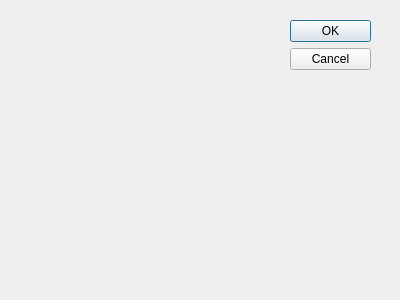
Odavinh/star-qt, file Automated_accounting_system_for_livestock_farms/show_database.ui: the form before one commit.
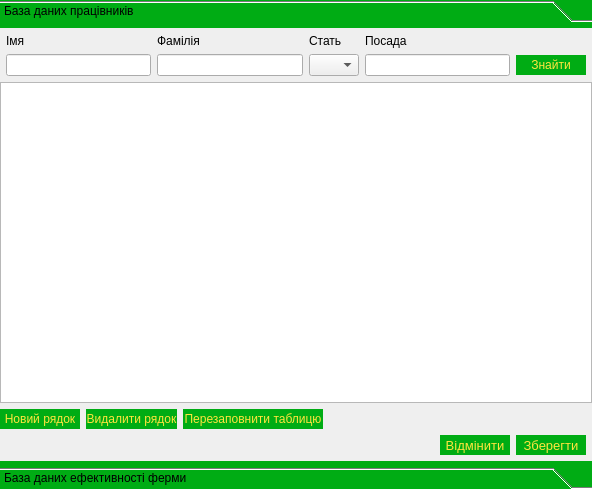
The form after the commit.

```diff
--- a/Automated_accounting_system_for_livestock_farms/show_database.ui
+++ b/Automated_accounting_system_for_livestock_farms/show_database.ui
@@ -8,29 +8,624 @@
    <rect>
     <x>0</x>
     <y>0</y>
-    <width>400</width>
-    <height>300</height>
+    <width>592</width>
+    <height>489</height>
    </rect>
   </property>
   <property name="windowTitle">
    <string>Dialog</string>
   </property>
-  <widget class="QDialogButtonBox" name="buttonBox">
-   <property name="geometry">
-    <rect>
-     <x>290</x>
-     <y>20</y>
-     <width>81</width>
-     <height>241</height>
-    </rect>
+  <layout class="QGridLayout" name="gridLayout">
+   <property name="leftMargin">
+    <number>0</number>
    </property>
-   <property name="orientation">
-    <enum>Qt::Vertical</enum>
+   <property name="topMargin">
+    <number>0</number>
    </property>
-   <property name="standardButtons">
-    <set>QDialogButtonBox::Cancel|QDialogButtonBox::Ok</set>
+   <property name="rightMargin">
+    <number>0</number>
    </property>
-  </widget>
+   <property name="bottomMargin">
+    <number>0</number>
+   </property>
+   <item row="0" column="0">
+    <widget class="QToolBox" name="toolBox">
+     <property name="styleSheet">
+      <string notr="true">QToolBox{
+background:#00AC14;
+color:#FFE53E;
+border:0px solid #FFFFFF;
+
+}
+QToolBox:hover{
+background:#2DBE3B;
+color:#FFE53E;
+border:0px solid #FFFFFF;
+}
+QToolBox:pressed{
+background:qlineargradient(spread:reflect, x1:0.433, y1:0, x2:0.438494, y2:0.500227, stop:0 rgba(255, 255, 255, 255), stop:0.365169 rgba(49, 196, 64, 255));
+color:#FFE53E;
+border:0px solid #FFFFFF;
+}</string>
+     </property>
+     <property name="currentIndex">
+      <number>0</number>
+     </property>
+     <widget class="QWidget" name="Emploee">
+      <property name="geometry">
+       <rect>
+        <x>0</x>
+        <y>0</y>
+        <width>592</width>
+        <height>435</height>
+       </rect>
+      </property>
+      <attribute name="label">
+       <string>База даних працівників</string>
+      </attribute>
+      <layout class="QGridLayout" name="gridLayout_2">
+       <property name="leftMargin">
+        <number>0</number>
+       </property>
+       <property name="topMargin">
+        <number>0</number>
+       </property>
+       <property name="rightMargin">
+        <number>0</number>
+       </property>
+       <property name="bottomMargin">
+        <number>0</number>
+       </property>
+       <item row="2" column="0">
+        <layout class="QHBoxLayout" name="horizontalLayout_2">
+         <item>
+          <widget class="QPushButton" name="add_row">
+           <property name="minimumSize">
+            <size>
+             <width>80</width>
+             <height>20</height>
+            </size>
+           </property>
+           <property name="styleSheet">
+            <string notr="true">QPushButton{
+background:#00AC14;
+color:#FFE53E;
+border:0px solid #FFFFFF;
+
+}
+QPushButton:hover{
+background:#2DBE3B;
+color:#FFE53E;
+border:0px solid #FFFFFF;
+}
+QPushButton:pressed{
+background:qlineargradient(spread:reflect, x1:0.433, y1:0, x2:0.438494, y2:0.500227, stop:0 rgba(255, 255, 255, 255), stop:0.365169 rgba(49, 196, 64, 255));
+color:#FFE53E;
+border:0px solid #FFFFFF;
+}</string>
+           </property>
+           <property name="text">
+            <string>Новий рядок</string>
+           </property>
+          </widget>
+         </item>
+         <item>
+          <widget class="QPushButton" name="remove_col">
+           <property name="minimumSize">
+            <size>
+             <width>90</width>
+             <height>20</height>
+            </size>
+           </property>
+           <property name="styleSheet">
+            <string notr="true">QPushButton{
+background:#00AC14;
+color:#FFE53E;
+border:0px solid #FFFFFF;
+
+}
+QPushButton:hover{
+background:#2DBE3B;
+color:#FFE53E;
+border:0px solid #FFFFFF;
+}
+QPushButton:pressed{
+background:qlineargradient(spread:reflect, x1:0.433, y1:0, x2:0.438494, y2:0.500227, stop:0 rgba(255, 255, 255, 255), stop:0.365169 rgba(49, 196, 64, 255));
+color:#FFE53E;
+border:0px solid #FFFFFF;
+}</string>
+           </property>
+           <property name="text">
+            <string>Видалити рядок</string>
+           </property>
+          </widget>
+         </item>
+         <item>
+          <widget class="QPushButton" name="clear_table">
+           <property name="minimumSize">
+            <size>
+             <width>140</width>
+             <height>20</height>
+            </size>
+           </property>
+           <property name="styleSheet">
+            <string notr="true">QPushButton{
+background:#00AC14;
+color:#FFE53E;
+border:0px solid #FFFFFF;
+
+}
+QPushButton:hover{
+background:#2DBE3B;
+color:#FFE53E;
+border:0px solid #FFFFFF;
+}
+QPushButton:pressed{
+background:qlineargradient(spread:reflect, x1:0.433, y1:0, x2:0.438494, y2:0.500227, stop:0 rgba(255, 255, 255, 255), stop:0.365169 rgba(49, 196, 64, 255));
+color:#FFE53E;
+border:0px solid #FFFFFF;
+}</string>
+           </property>
+           <property name="text">
+            <string>Перезаповнити таблицю</string>
+           </property>
+          </widget>
+         </item>
+         <item>
+          <spacer name="horizontalSpacer_3">
+           <property name="orientation">
+            <enum>Qt::Horizontal</enum>
+           </property>
+           <property name="sizeHint" stdset="0">
+            <size>
+             <width>40</width>
+             <height>20</height>
+            </size>
+           </property>
+          </spacer>
+         </item>
+        </layout>
+       </item>
+       <item row="3" column="0">
+        <spacer name="horizontalSpacer_2">
+         <property name="orientation">
+          <enum>Qt::Horizontal</enum>
+         </property>
+         <property name="sizeHint" stdset="0">
+          <size>
+           <width>40</width>
+           <height>20</height>
+          </size>
+         </property>
+        </spacer>
+       </item>
+       <item row="3" column="1">
+        <layout class="QHBoxLayout" name="horizontalLayout">
+         <property name="rightMargin">
+          <number>6</number>
+         </property>
+         <property name="bottomMargin">
+          <number>6</number>
+         </property>
+         <item>
+          <widget class="QPushButton" name="Button_cancel">
+           <property name="minimumSize">
+            <size>
+             <width>70</width>
+             <height>20</height>
+            </size>
+           </property>
+           <property name="font">
+            <font>
+             <pointsize>10</pointsize>
+            </font>
+           </property>
+           <property name="styleSheet">
+            <string notr="true">QPushButton{
+background:#00AC14;
+color:#FFE53E;
+border:0px solid #FFFFFF;
+
+}
+QPushButton:hover{
+background:#2DBE3B;
+color:#FFE53E;
+border:0px solid #FFFFFF;
+}
+QPushButton:pressed{
+background:qlineargradient(spread:reflect, x1:0.433, y1:0, x2:0.438494, y2:0.500227, stop:0 rgba(255, 255, 255, 255), stop:0.365169 rgba(49, 196, 64, 255));
+color:#FFE53E;
+border:0px solid #FFFFFF;
+}</string>
+           </property>
+           <property name="text">
+            <string>Відмінити</string>
+           </property>
+          </widget>
+         </item>
+         <item>
+          <widget class="QPushButton" name="Button_save">
+           <property name="minimumSize">
+            <size>
+             <width>70</width>
+             <height>20</height>
+            </size>
+           </property>
+           <property name="font">
+            <font>
+             <pointsize>10</pointsize>
+            </font>
+           </property>
+           <property name="styleSheet">
+            <string notr="true">QPushButton{
+background:#00AC14;
+color:#FFE53E;
+border:0px solid #FFFFFF;
+
+}
+QPushButton:hover{
+background:#2DBE3B;
+color:#FFE53E;
+border:0px solid #FFFFFF;
+}
+QPushButton:pressed{
+background:qlineargradient(spread:reflect, x1:0.433, y1:0, x2:0.438494, y2:0.500227, stop:0 rgba(255, 255, 255, 255), stop:0.365169 rgba(49, 196, 64, 255));
+color:#FFE53E;
+border:0px solid #FFFFFF;
+}</string>
+           </property>
+           <property name="text">
+            <string>Зберегти</string>
+           </property>
+           <property name="default">
+            <bool>true</bool>
+           </property>
+          </widget>
+         </item>
+        </layout>
+       </item>
+       <item row="1" column="0" colspan="2">
+        <widget class="QTableView" name="tableEmploee">
+         <property name="sortingEnabled">
+          <bool>true</bool>
+         </property>
+        </widget>
+       </item>
+       <item row="0" column="0" colspan="2">
+        <layout class="QGridLayout" name="gridLayout_3">
+         <property name="leftMargin">
+          <number>6</number>
+         </property>
+         <property name="topMargin">
+          <number>6</number>
+         </property>
+         <property name="rightMargin">
+          <number>6</number>
+         </property>
+         <item row="1" column="0">
+          <widget class="QLineEdit" name="lineName"/>
+         </item>
+         <item row="1" column="4">
+          <widget class="QLineEdit" name="linePosition"/>
+         </item>
+         <item row="1" column="5">
+          <widget class="QPushButton" name="buttoSearch">
+           <property name="minimumSize">
+            <size>
+             <width>70</width>
+             <height>20</height>
+            </size>
+           </property>
+           <property name="styleSheet">
+            <string notr="true">QPushButton{
+background:#00AC14;
+color:#FFE53E;
+border:0px solid #FFFFFF;
+
+}
+QPushButton:hover{
+background:#2DBE3B;
+color:#FFE53E;
+border:0px solid #FFFFFF;
+}
+QPushButton:pressed{
+background:qlineargradient(spread:reflect, x1:0.433, y1:0, x2:0.438494, y2:0.500227, stop:0 rgba(255, 255, 255, 255), stop:0.365169 rgba(49, 196, 64, 255));
+color:#FFE53E;
+border:0px solid #FFFFFF;
+}</string>
+           </property>
+           <property name="text">
+            <string>Знайти</string>
+           </property>
+          </widget>
+         </item>
+         <item row="0" column="0">
+          <widget class="QLabel" name="label_name">
+           <property name="text">
+            <string>Імя</string>
+           </property>
+          </widget>
+         </item>
+         <item row="0" column="2">
+          <widget class="QLabel" name="label_surname">
+           <property name="text">
+            <string>Фамілія</string>
+           </property>
+          </widget>
+         </item>
+         <item row="1" column="2">
+          <widget class="QLineEdit" name="lineEditSurname"/>
+         </item>
+         <item row="0" column="4">
+          <widget class="QLabel" name="label_position">
+           <property name="text">
+            <string>Посада</string>
+           </property>
+          </widget>
+         </item>
+         <item row="1" column="3">
+          <widget class="QComboBox" name="BoxGender">
+           <property name="maximumSize">
+            <size>
+             <width>50</width>
+             <height>16777215</height>
+            </size>
+           </property>
+          </widget>
+         </item>
+         <item row="0" column="3">
+          <widget class="QLabel" name="label_Gender">
+           <property name="text">
+            <string>Стать</string>
+           </property>
+          </widget>
+         </item>
+        </layout>
+       </item>
+      </layout>
+     </widget>
+     <widget class="QWidget" name="Statistics">
+      <property name="geometry">
+       <rect>
+        <x>0</x>
+        <y>0</y>
+        <width>592</width>
+        <height>435</height>
+       </rect>
+      </property>
+      <attribute name="label">
+       <string>База даних ефективності ферми</string>
+      </attribute>
+      <layout class="QGridLayout" name="gridLayout_4">
+       <property name="leftMargin">
+        <number>0</number>
+       </property>
+       <property name="topMargin">
+        <number>0</number>
+       </property>
+       <property name="rightMargin">
+        <number>0</number>
+       </property>
+       <property name="bottomMargin">
+        <number>0</number>
+       </property>
+       <property name="spacing">
+        <number>0</number>
+       </property>
+       <item row="2" column="2">
+        <layout class="QVBoxLayout" name="verticalLayout">
+         <property name="spacing">
+          <number>8</number>
+         </property>
+         <property name="leftMargin">
+          <number>6</number>
+         </property>
+         <property name="topMargin">
+          <number>6</number>
+         </property>
+         <property name="rightMargin">
+          <number>6</number>
+         </property>
+         <property name="bottomMargin">
+          <number>6</number>
+         </property>
+         <item>
+          <widget class="QPushButton" name="pushAddSt">
+           <property name="minimumSize">
+            <size>
+             <width>0</width>
+             <height>20</height>
+            </size>
+           </property>
+           <property name="maximumSize">
+            <size>
+             <width>200</width>
+             <height>16777215</height>
+            </size>
+           </property>
+           <property name="styleSheet">
+            <string notr="true">QPushButton{
+background:#00AC14;
+color:#FFE53E;
+border:0px solid #FFFFFF;
+
+}
+QPushButton:hover{
+background:#2DBE3B;
+color:#FFE53E;
+border:0px solid #FFFFFF;
+}
+QPushButton:pressed{
+background:qlineargradient(spread:reflect, x1:0.433, y1:0, x2:0.438494, y2:0.500227, stop:0 rgba(255, 255, 255, 255), stop:0.365169 rgba(49, 196, 64, 255));
+color:#FFE53E;
+border:0px solid #FFFFFF;
+}</string>
+           </property>
+           <property name="text">
+            <string>Новий рядок</string>
+           </property>
+          </widget>
+         </item>
+         <item>
+          <widget class="QPushButton" name="pushDeleteSt">
+           <property name="minimumSize">
+            <size>
+             <width>0</width>
+             <height>20</height>
+            </size>
+           </property>
+           <property name="maximumSize">
+            <size>
+             <width>200</width>
+             <height>16777215</height>
+            </size>
+           </property>
+           <property name="styleSheet">
+            <string notr="true">QPushButton{
+background:#00AC14;
+color:#FFE53E;
+border:0px solid #FFFFFF;
+
+}
+QPushButton:hover{
+background:#2DBE3B;
+color:#FFE53E;
+border:0px solid #FFFFFF;
+}
+QPushButton:pressed{
+background:qlineargradient(spread:reflect, x1:0.433, y1:0, x2:0.438494, y2:0.500227, stop:0 rgba(255, 255, 255, 255), stop:0.365169 rgba(49, 196, 64, 255));
+color:#FFE53E;
+border:0px solid #FFFFFF;
+}</string>
+           </property>
+           <property name="text">
+            <string>Видалити рядок</string>
+           </property>
+          </widget>
+         </item>
+        </layout>
+       </item>
+       <item row="0" column="0" rowspan="4" colspan="2">
+        <widget class="QTableView" name="tableStatistics">
+         <property name="minimumSize">
+          <size>
+           <width>300</width>
+           <height>0</height>
+          </size>
+         </property>
+        </widget>
+       </item>
+       <item row="3" column="2">
+        <layout class="QVBoxLayout" name="verticalLayout_2">
+         <property name="spacing">
+          <number>8</number>
+         </property>
+         <property name="leftMargin">
+          <number>6</number>
+         </property>
+         <property name="topMargin">
+          <number>6</number>
+         </property>
+         <property name="rightMargin">
+          <number>6</number>
+         </property>
+         <property name="bottomMargin">
+          <number>6</number>
+         </property>
+         <item>
+          <spacer name="verticalSpacer_3">
+           <property name="orientation">
+            <enum>Qt::Vertical</enum>
+           </property>
+           <property name="sizeHint" stdset="0">
+            <size>
+             <width>20</width>
+             <height>40</height>
+            </size>
+           </property>
+          </spacer>
+         </item>
+         <item>
+          <widget class="QPushButton" name="pushsaveSt">
+           <property name="minimumSize">
+            <size>
+             <width>70</width>
+             <height>20</height>
+            </size>
+           </property>
+           <property name="maximumSize">
+            <size>
+             <width>200</width>
+             <height>16777215</height>
+            </size>
+           </property>
+           <property name="styleSheet">
+            <string notr="true">QPushButton{
+background:#00AC14;
+color:#FFE53E;
+border:0px solid #FFFFFF;
+
+}
+QPushButton:hover{
+background:#2DBE3B;
+color:#FFE53E;
+border:0px solid #FFFFFF;
+}
+QPushButton:pressed{
+background:qlineargradient(spread:reflect, x1:0.433, y1:0, x2:0.438494, y2:0.500227, stop:0 rgba(255, 255, 255, 255), stop:0.365169 rgba(49, 196, 64, 255));
+color:#FFE53E;
+border:0px solid #FFFFFF;
+}</string>
+           </property>
+           <property name="text">
+            <string>Зберегти</string>
+           </property>
+          </widget>
+         </item>
+         <item>
+          <widget class="QPushButton" name="pushButtonCancelSt">
+           <property name="minimumSize">
+            <size>
+             <width>70</width>
+             <height>20</height>
+            </size>
+           </property>
+           <property name="maximumSize">
+            <size>
+             <width>200</width>
+             <height>16777215</height>
+            </size>
+           </property>
+           <property name="styleSheet">
+            <string notr="true">QPushButton{
+background:#00AC14;
+color:#FFE53E;
+border:0px solid #FFFFFF;
+
+}
+QPushButton:hover{
+background:#2DBE3B;
+color:#FFE53E;
+border:0px solid #FFFFFF;
+}
+QPushButton:pressed{
+background:qlineargradient(spread:reflect, x1:0.433, y1:0, x2:0.438494, y2:0.500227, stop:0 rgba(255, 255, 255, 255), stop:0.365169 rgba(49, 196, 64, 255));
+color:#FFE53E;
+border:0px solid #FFFFFF;
+}</string>
+           </property>
+           <property name="text">
+            <string>Відмінити</string>
+           </property>
+          </widget>
+         </item>
+        </layout>
+       </item>
+      </layout>
+     </widget>
+    </widget>
+   </item>
+  </layout>
  </widget>
  <pixmapfunction/>
  <resources/>
```
Left out of the diff: 40 changed lines with no effect on the pictures.
